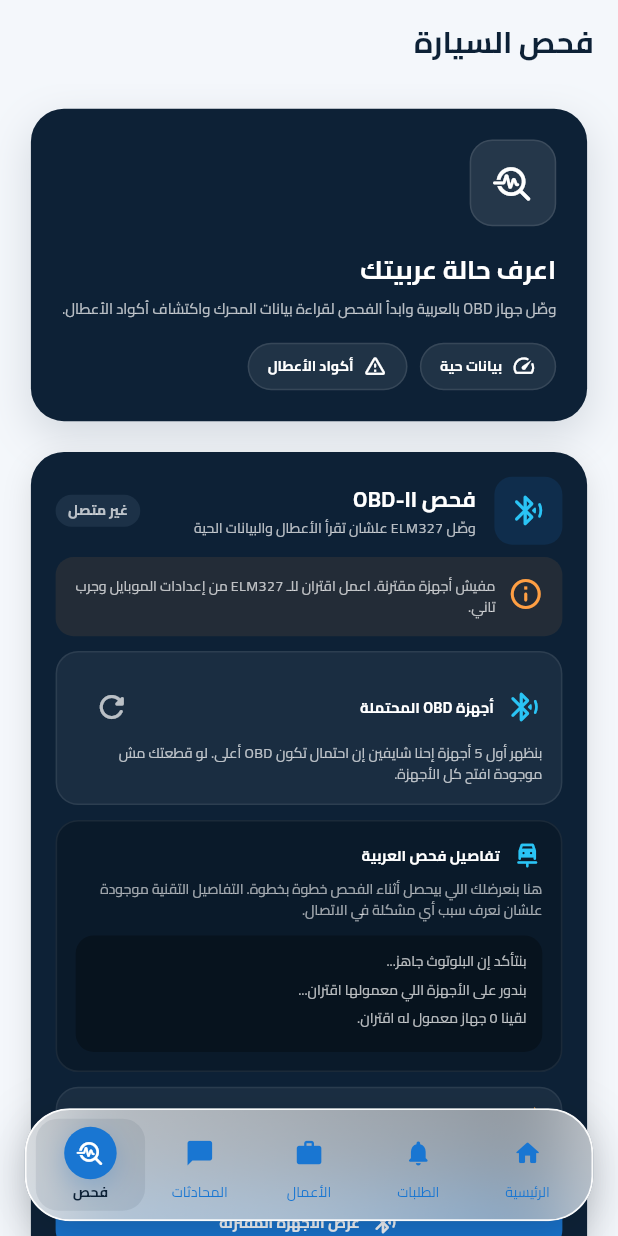
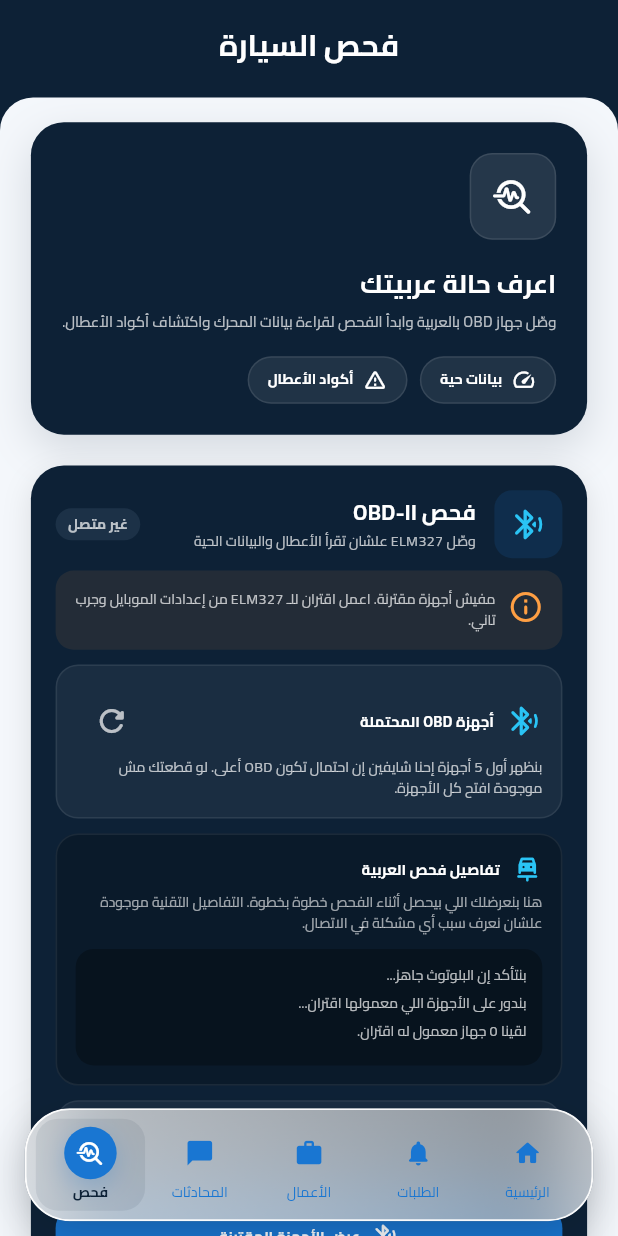
Before and after one commit to amro3z/moftah, a Flutter app: the ObdDiagnosticsScreen screen opened by its route, on a phone screen of 412 x 824 dp. Run offline on Flutter 3.47's test engine with Material 3 defaults, Android fonts, the phone set to English and light mode, and no system bars; our stand-ins replace dio, flutter_bloc, flutter_map, geolocator, image_picker, latlong2 and 3 more; missing offline and left inert: bluetooth_serial_android; network calls fail.

Commit message:
feat: enhance CurrentRepairModel with id and copyWith method, update related screens

```diff
--- a/lib/data/models/car_owner/current_repair_model.dart
+++ b/lib/data/models/car_owner/current_repair_model.dart
@@ -8,22 +8,28 @@ enum RepairStage {
 }
 
 class CurrentRepairModel {
+  final String id;
   final String title;
   final String workshopName;
   final String location;
   final RepairStage currentStage;
+
   final String vehicleName;
   final String technicianName;
   final String expectedFinish;
+
   final double estimatedCost;
+
   final String discoveredIssueTitle;
   final String discoveredIssueDescription;
   final String problemImageUrl;
+
   final String offeredPartName;
   final double partCost;
   final double laborCost;
 
   const CurrentRepairModel({
+    required this.id,
     required this.title,
     required this.workshopName,
     required this.location,
@@ -43,4 +49,41 @@ class CurrentRepairModel {
   });
 
   double get offerTotal => partCost + laborCost;
+
+  CurrentRepairModel copyWith({
+    String? id,
+    String? title,
+    String? workshopName,
+    String? location,
+    RepairStage? currentStage,
+    String? vehicleName,
+    String? technicianName,
+    String? expectedFinish,
+    double? estimatedCost,
+    String? discoveredIssueTitle,
+    String? discoveredIssueDescription,
+    String? problemImageUrl,
+    String? offeredPartName,
+    double? partCost,
+    double? laborCost,
+  }) {
+    return CurrentRepairModel(
+      id: id ?? this.id,
+      title: title ?? this.title,
+      workshopName: workshopName ?? this.workshopName,
+      location: location ?? this.location,
+      currentStage: currentStage ?? this.currentStage,
+      vehicleName: vehicleName ?? this.vehicleName,
+      technicianName: technicianName ?? this.technicianName,
+      expectedFinish: expectedFinish ?? this.expectedFinish,
+      estimatedCost: estimatedCost ?? this.estimatedCost,
+      discoveredIssueTitle: discoveredIssueTitle ?? this.discoveredIssueTitle,
+      discoveredIssueDescription:
+          discoveredIssueDescription ?? this.discoveredIssueDescription,
+      problemImageUrl: problemImageUrl ?? this.problemImageUrl,
+      offeredPartName: offeredPartName ?? this.offeredPartName,
+      partCost: partCost ?? this.partCost,
+      laborCost: laborCost ?? this.laborCost,
+    );
+  }
 }
--- a/lib/routing/route.dart
+++ b/lib/routing/route.dart
@@ -328,6 +328,7 @@ class AppRoute {
         final repair = arguments is CurrentRepairModel
             ? arguments
             : const CurrentRepairModel(
+              id: '1',
                 title: 'تغيير زيت المحرك + فلتر',
                 workshopName: 'Auto Pro Center',
                 location: 'مدينة نصر',
--- a/lib/ui/car_owner/home/widgets/customer_home.dart
+++ b/lib/ui/car_owner/home/widgets/customer_home.dart
@@ -306,6 +306,7 @@ class _CustomerHomeScreenState extends State<CustomerHomeScreen> {
 
                         CurrentRepairCard(
                           data: CurrentRepairModel(
+                            id: '1',
                             title: 'تغيير زيت المحرك + فلتر',
                             workshopName: 'Auto Pro Center',
                             location: 'مدينة نصر',
@@ -322,6 +323,7 @@ class _CustomerHomeScreenState extends State<CustomerHomeScreen> {
                               context,
                               '/repair-details',
                               arguments: CurrentRepairModel(
+                                id: '1',
                                 title: 'تغيير زيت المحرك + فلتر',
                                 workshopName: 'Auto Pro Center',
                                 location: 'مدينة نصر',
@@ -489,10 +491,6 @@ class _CustomerHomeScreenState extends State<CustomerHomeScreen> {
     );
   }
 
-  // =========================================================
-  // NEARBY PLACES
-  // =========================================================
-
   Widget _buildNearbyPlacesSection(BuildContext context) {
     return BlocBuilder<NearbyPlacesCubit, NearbyPlacesState>(
       builder: (context, state) {
--- a/lib/ui/car_owner/report_problem/offer_details_screen.dart
+++ b/lib/ui/car_owner/report_problem/offer_details_screen.dart
@@ -341,6 +341,7 @@ class _OfferDetailsScreenState extends State<OfferDetailsScreen> {
   CurrentRepairModel _repairFromOffer() {
     final report = ServiceRequestStore.instance.activeReport;
     return CurrentRepairModel(
+      id: '1',
       title: report?.problemSummary ?? widget.offer.specialty,
       workshopName: widget.offer.providerName,
       location: '${widget.offer.distanceKm.toStringAsFixed(1)} كم',
--- a/lib/ui/technician/chats/technician_chats_screen.dart
+++ b/lib/ui/technician/chats/technician_chats_screen.dart
@@ -17,19 +17,13 @@ class TechnicianChatsScreen extends StatelessWidget {
         title: 'المحادثات',
         current: 3,
         body: SafeArea(
+          top: false,
           bottom: false,
           child: Column(
             children: [
-
-
               Expanded(
                 child: ListView.separated(
-                  padding: const EdgeInsets.fromLTRB(
-                    16,
-                    16,
-                    16,
-                    120,
-                  ),
+                  padding: const EdgeInsets.fromLTRB(16, 16, 16, 120),
                   itemCount: store.conversations.length,
                   separatorBuilder: (_, __) => const SizedBox(height: 10),
                   itemBuilder: (context, index) {
@@ -104,5 +98,4 @@ class TechnicianChatsScreen extends StatelessWidget {
       ),
     );
   }
-
 }
--- a/lib/ui/technician/obd/obd_ii.dart
+++ b/lib/ui/technician/obd/obd_ii.dart
@@ -20,7 +20,7 @@ class ObdDiagnosticsScreen extends StatelessWidget {
         title: 'فحص السيارة',
         body: SafeArea(
           bottom: false,
-
+          top: false,
           child: Column(
             children: [
               Expanded(
@@ -54,7 +54,6 @@ class ObdDiagnosticsScreen extends StatelessWidget {
       ),
     );
   }
-
 
   Widget _buildHeader(BuildContext context) {
     return Container(
--- a/lib/ui/technician/requests/technician_requests_screen.dart
+++ b/lib/ui/technician/requests/technician_requests_screen.dart
@@ -1,6 +1,5 @@
 import 'package:flutter/material.dart';
 import 'package:moftah/data/store/technician_store.dart';
-import 'package:moftah/ui/core/themes/colors.dart';
 import 'package:moftah/ui/technician/widgets/advanced_filter_sheet.dart';
 import 'package:moftah/ui/technician/widgets/requests_filters_section.dart';
 import 'package:moftah/ui/technician/widgets/technician_request_card.dart';
@@ -39,6 +38,7 @@ class _TechnicianRequestsScreenState extends State<TechnicianRequestsScreen> {
         title: 'الطلبات',
         body: SafeArea(
           bottom: false,
+          top: false,
           child: Column(
             children: [
               RequestsFiltersSection(
--- a/lib/ui/technician/widgets/technician_scaffold.dart
+++ b/lib/ui/technician/widgets/technician_scaffold.dart
@@ -7,6 +7,7 @@ class TechnicianScaffold extends StatelessWidget {
   final Widget body;
   final int current;
   final String? title;
+
   const TechnicianScaffold({
     super.key,
     required this.body,
@@ -16,28 +17,62 @@ class TechnicianScaffold extends StatelessWidget {
 
   @override
   Widget build(BuildContext context) {
-    return Scaffold(
-      extendBody: true,
+    if (current == 0) {
+      return Directionality(
+        textDirection: TextDirection.rtl,
+        child: Scaffold(
+          extendBody: true,
+          backgroundColor: AppColors.background,
+          body: body,
+          bottomNavigationBar: TechnicianBottomNav(current: current),
+        ),
+      );
+    }
 
-      appBar: title != null
-          ? AppBar(
-              backgroundColor: Colors.transparent,
-              scrolledUnderElevation: 0,
-              elevation: 0,
-              title: customText(
-                text: title ?? '',
-                fontSize: 20,
-                isBold: true,
-                color: AppColors.primary,
+    return Directionality(
+      textDirection: TextDirection.rtl,
+      child: Scaffold(
+        extendBody: true,
+        backgroundColor: AppColors.primary,
+        body: Column(
+          children: [
+            Container(
+              height: 60,
+              width: double.infinity,
+              color: AppColors.primary,
+              child: SafeArea(
+                bottom: false,
+                child: Center(
+                  child: customText(
+                    text: title ?? '',
+                    fontSize: 20,
+                    isBold: true,
+                    color: Colors.white,
+                  ),
+                ),
               ),
-              automaticallyImplyLeading: false,
-            )
-          : null,
-      backgroundColor: AppColors.background,
-
-      body: body,
-
-      bottomNavigationBar: TechnicianBottomNav(current: current),
+            ),
+            Expanded(
+              child: Transform.translate(
+                offset: const Offset(0, 5),
+                child: Container(
+                  width: double.infinity,
+                  decoration: const BoxDecoration(
+                    color: AppColors.background,
+                    borderRadius: BorderRadius.only(
+                      topLeft: Radius.circular(22),
+                      topRight: Radius.circular(22),
+                    ),
+                  ),
+                  clipBehavior: Clip.antiAlias,
+                  child: body,
+                ),
+              ),
+            ),
+          ],
+        ),
+        bottomNavigationBar: TechnicianBottomNav(current: current),
+      ),
     );
   }
 }
--- a/lib/ui/technician/works/technician_works_screen.dart
+++ b/lib/ui/technician/works/technician_works_screen.dart
@@ -23,7 +23,7 @@ class TechnicianWorksScreen extends StatelessWidget {
           current: 2,
           body: Column(
             children: [
-
+              SizedBox(height: 20),
               SizedBox(
                 height: ResponsiveSize.height(context, 6),
                 width: double.infinity,
```
